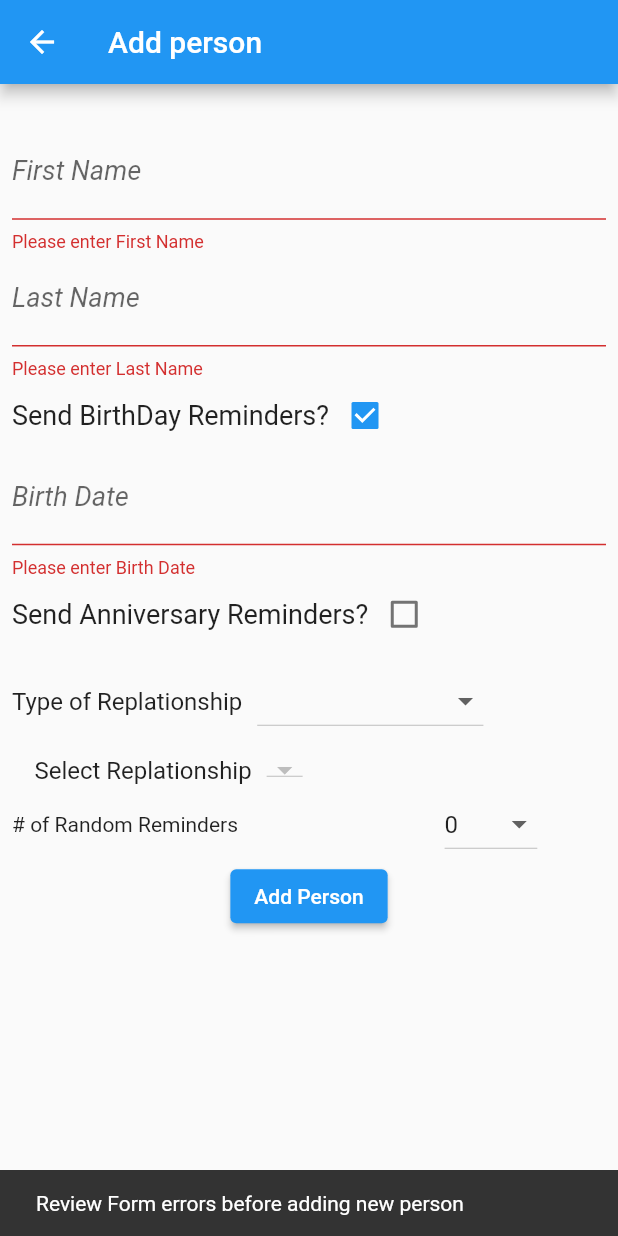
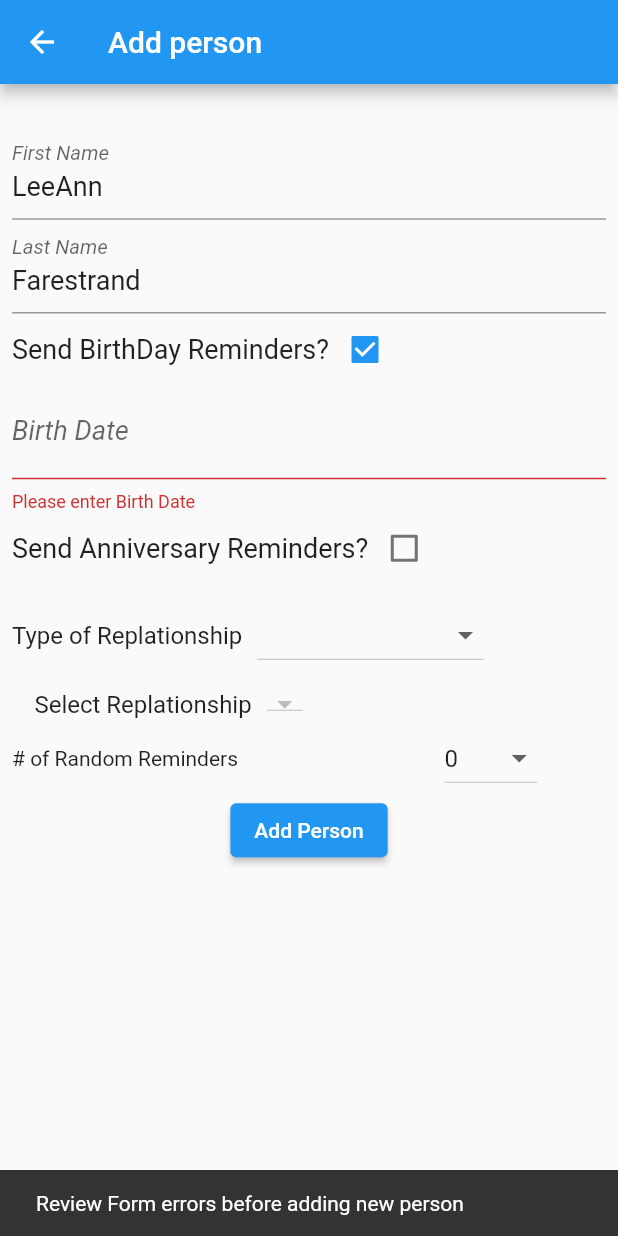
Before and after one commit to ScottFarestrand/flutter_navigation, a Flutter app: the RelationShip_Screen screen opened by its route, after a tap on "Add Person", on a phone screen of 412 x 824 dp. Run offline on Flutter 3.47's test engine with Material 2 defaults, Android fonts, the phone set to English and light mode, and no system bars; our stand-ins replace cloud_firestore, firebase_auth, firebase_core, flutter_switch, mask_text_input_formatter; accounts and stored records are empty.

Commit message:
Finished Editing relationship_screen.dart

```diff
--- a/lib/models/people.dart
+++ b/lib/models/people.dart
@@ -75,4 +75,5 @@ class Relationship{
     parentUserID: json.toString().contains(cUserId) ? json[cUserId] : "",
   );
 
+
 }
--- a/lib/screens/relationship_screen.dart
+++ b/lib/screens/relationship_screen.dart
@@ -1,5 +1,8 @@
+import 'package:cloud_firestore/cloud_firestore.dart';
+import 'package:firebase_auth/firebase_auth.dart';
 import 'package:flutter/material.dart';
 import 'package:intl/intl.dart';
+import '../models/people.dart';
 class RelationShip_Screen extends StatefulWidget {
   const RelationShip_Screen({Key? key}) : super(key: key);
   static const id = "Relationship_Screen";
@@ -15,23 +18,31 @@ class _RelationShip_ScreenState extends State<RelationShip_Screen> {
   final lastNameController = TextEditingController();
   final birthDateController = TextEditingController();
   final anniversaryDateController = TextEditingController();
+
   DateTime birthDate = DateTime.now();
   DateTime anniversaryDate = DateTime.now();
   List<String> types = ['', 'Immediate Family', "Relatives", "Other" ];
   List<String> immediateFamily = ['', 'Wife', "Husband", "Daughter", "Son", "Cat", "Dog", "Other"];
   List<String> extendedFamily = ['', 'Grandmother', "Grandfather", "Aunt", "Uncle", "Cousin", "Great Grandmother", "Great Grandfather"];
   List<String> other = ['','Friend', 'Employee', 'other'];
+  List<String> anniversaryType = ['', 'Marriage', 'Partnership', 'First Date', 'Other'];
   // List<String> items = ['Wife', 'Husband', 'Daughter', 'Son,' 'Cat', 'Dog'];
   List<int> randomReminders = [0, 1, 2, 3, 4, 5, 6, 7 ];
   int reminderCount = 0;
-  String? selectedItem = '';
-  String? selectedType = '';
+  String? selectedRelationshipType ='';
+  String? selectedRelationship ='';
+  String? selectedAnniveraryType = '';
   List<String> relationshipTypes = [];
   bool celebrateBirthDay = true;
   bool celebrateAnniversary = false;
+  DateTime selectedBirthDate = DateTime.now();
+  DateTime selectedAnnversaryDate = DateTime.now();
   @override
   Widget build(BuildContext context) {
+    firstNameController.text = "LeeAnn";
+    lastNameController.text = "Farestrand";
 
+    print("Relationship SCreen");
     return Scaffold(
       appBar: AppBar(title: Text("Add person"),),
       body: Padding(
@@ -71,13 +82,37 @@ class _RelationShip_ScreenState extends State<RelationShip_Screen> {
                 visible: celebrateAnniversary,
                 child: buildDateTextFormField(anniversaryDateController, "Anniversary Date", anniversaryDate)),
             SizedBox(height: 10,),
+            Visibility(
+              visible: celebrateAnniversary,
+              child: Row(
+              children: [
+                Text('Type of Anniversary', style: TextStyle(fontSize: 16),),
+                SizedBox(width: 10,),
+                DropdownButton<String>(
+                  hint: Text("Type of Anniversary"),
+                  value: selectedAnniveraryType,
+                  items: anniversaryType.map((String value) {
+                    return DropdownMenuItem<String>(
+                      value: value,
+                      child: Text(value, style: TextStyle(fontSize: 16),),
+                    );
+                  }).toList(),
+                  onChanged: (item) {
+                    print(item);
+                    setState(() {
+                      selectedAnniveraryType = item;
+                    });
+                  },
+                ),
+              ],
+            ),),
             Row(
               children: [
                 Text('Type of Replationship', style: TextStyle(fontSize: 16),),
                 SizedBox(width: 10,),
                 DropdownButton<String>(
                   hint: Text("Relationship Type"),
-                  value: selectedType,
+                  value: selectedRelationshipType,
                   items: types.map((String value) {
                     return DropdownMenuItem<String>(
                       value: value,
@@ -95,7 +130,7 @@ class _RelationShip_ScreenState extends State<RelationShip_Screen> {
                 Text('Select Replationship', style: TextStyle(fontSize: 16),),
                 SizedBox(width: 10,),
                 DropdownButton<String>(
-                  value: selectedItem,
+                  value: selectedRelationship,
                   items: relationshipTypes.map((String value) {
                     return DropdownMenuItem<String>(
                       value: value,
@@ -103,9 +138,8 @@ class _RelationShip_ScreenState extends State<RelationShip_Screen> {
                     );
                   }).toList(),
                   onChanged: (item) {
-                    print(item);
                     setState(() {
-                      selectedItem = item;
+                      selectedRelationship = item!;
                     });
                   },
                 ),
@@ -134,6 +168,9 @@ class _RelationShip_ScreenState extends State<RelationShip_Screen> {
                     }).toList(),
                     onChanged: (count){
                       setState(() {
+
+                        reminderCount = int.parse(count!);
+                        print(reminderCount);
                         print(count);
                       });
 
@@ -144,19 +181,36 @@ class _RelationShip_ScreenState extends State<RelationShip_Screen> {
             ),
             ElevatedButton(
                 onPressed: (){
+                  print("Validating");
                   if(formGlobalKey.currentState!.validate())
                     {
-                      print("Valid");
-                      print(selectedItem);
-                      if (selectedType == '' ){
+                      print("Trying");
+                      final Relationship newrel = Relationship(
+                          firstName: firstNameController.text,
+                          lastName: lastNameController.text,
+                          birthDate: Timestamp.fromDate(birthDate),
+                          sendBirthdayReminders: celebrateBirthDay,
+                          anniversary: Timestamp.fromDate(anniversaryDate),
+                          sendAnniversaryReminders: celebrateAnniversary,
+                          anniversaryType: selectedAnniveraryType!,
+                          relationshipType: selectedRelationship!,
+                          randomReminders: reminderCount,
+                          parentUserID:  FirebaseAuth.instance.currentUser!.uid);
+                      if ((celebrateAnniversary) && selectedAnniveraryType == '') {
+                            ScaffoldMessenger.of(context).showSnackBar(
+                            const SnackBar(
+                            content: Text("Select Relationship Type before adding new person"),
+                            ),);
+                          };
+                      if (selectedRelationshipType == '' ){
                         ScaffoldMessenger.of(context).showSnackBar(
                             const SnackBar(
                                 content: Text("Select Relationship Type before adding new person"),
                             ));
                             }
-                      if (selectedItem == '') {
+                      if (selectedRelationship== '') {
                         ScaffoldMessenger.of(context).showSnackBar(
-                          const SnackBar(content: Text("Select Relationship  before adding new person")),
+                          const SnackBar(content: Text("Select Relationship before adding new person")),
                         );
                       }
                     }
@@ -168,24 +222,6 @@ class _RelationShip_ScreenState extends State<RelationShip_Screen> {
                 }, child: Text('Add Person')
             ),
 
-
-
-            // TextFormField(
-            //     controller: firstNameController,
-            //     keyboardType: TextInputType.text,
-            //     decoration: InputDecoration(
-            //       labelText: "First Name",
-            //       labelStyle: TextStyle(fontStyle: FontStyle.italic),
-            //     ),
-            //     style: TextStyle(fontSize: 20),
-            //     validator: (value) {
-            //       if (value == null || value.isEmpty) {
-            //         return "Please enter First Name";
-            //       }
-            //       return null;
-            //     }
-            // ),
-            // buildTextFormField(lastNameController, "Last Name"),
           ],),
           ),
       ),
@@ -197,7 +233,8 @@ class _RelationShip_ScreenState extends State<RelationShip_Screen> {
   TextFormField buildDateTextFormField(
       TextEditingController textEditingController,
       String labelText,
-      DateTime dateTime) {
+      DateTime dateTime,
+      ) {
     return TextFormField(
           validator: (value){
             if (value == null || value.isEmpty) {
@@ -240,6 +277,7 @@ class _RelationShip_ScreenState extends State<RelationShip_Screen> {
       initialDate: dateTime,
       firstDate: DateTime(DateTime.now().year - 125),
       lastDate: DateTime(DateTime.now().year + 1),);
+
     if (pickedDate != null && pickedDate != birthDate)
       setState(() {
         dateTime = pickedDate;
@@ -256,8 +294,7 @@ class _RelationShip_ScreenState extends State<RelationShip_Screen> {
       relationshipTypes = other;
     }
     setState(() {
-      selectedItem = null;
-      selectedType= relationshipType;
+      selectedRelationshipType = relationshipType;
     });
   }
 }
--- a/lib/widgets/profile_widget.dart
+++ b/lib/widgets/profile_widget.dart
@@ -262,7 +262,7 @@ class _Profile_WidgetState extends State<Profile_Widget> {
     final json = {
       'FirstName': firstNameController.text,
       'LastName': lastNameController.text,
-      'BirthDate': birthDate,
+      'BirthDate': DateTime.parse(birthDateController.text),
       'SendTextReminders': textReminders,
       'SendEmailReminders': emailReminders,
       'CellPhone': cellPhoneNumberController.text,
```
